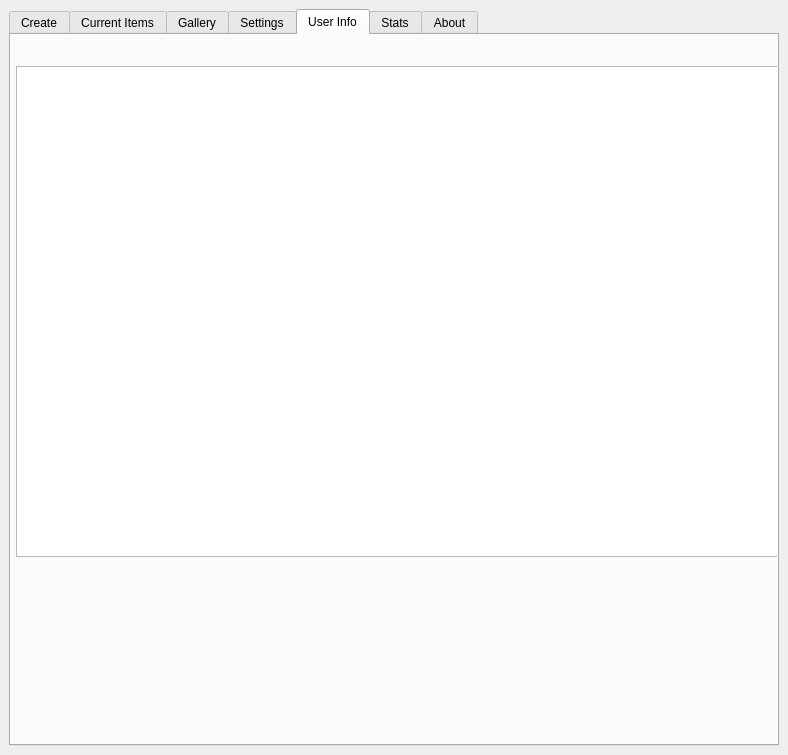
This is QTProj/QtHorde/form.ui in Unit1208/HordeQT as Qt 5 draws it before an edit. The edited form follows.
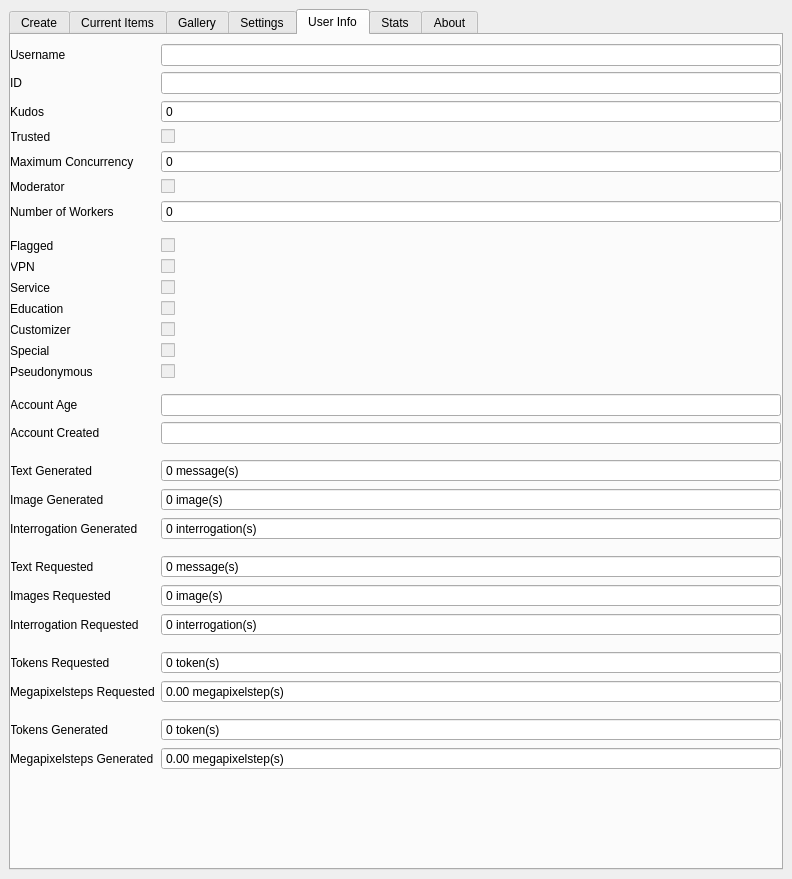
This is the edited form. The open tabs and pages were chosen to show the change. Icons and pictures are not drawn.

Commit message: Added User info

What changed in the file:
```diff
--- a/QTProj/QtHorde/form.ui
+++ b/QTProj/QtHorde/form.ui
@@ -6,8 +6,8 @@
    <rect>
     <x>0</x>
     <y>0</y>
-    <width>788</width>
-    <height>755</height>
+    <width>792</width>
+    <height>879</height>
    </rect>
   </property>
   <property name="windowTitle">
@@ -681,15 +681,624 @@
        <attribute name="title">
         <string>User Info</string>
        </attribute>
-       <widget class="QTreeView" name="treeView">
+       <widget class="QWidget" name="formLayoutWidget_2">
         <property name="geometry">
          <rect>
-          <x>5</x>
-          <y>31</y>
+          <x>-1</x>
+          <y>9</y>
           <width>771</width>
-          <height>491</height>
+          <height>801</height>
          </rect>
         </property>
+        <layout class="QFormLayout" name="formLayout_2">
+         <item row="0" column="0">
+          <widget class="QLabel" name="usernameLabel">
+           <property name="text">
+            <string>Username</string>
+           </property>
+          </widget>
+         </item>
+         <item row="0" column="1">
+          <widget class="QLineEdit" name="usernameLineEdit">
+           <property name="enabled">
+            <bool>true</bool>
+           </property>
+           <property name="readOnly">
+            <bool>true</bool>
+           </property>
+          </widget>
+         </item>
+         <item row="1" column="0">
+          <widget class="QLabel" name="idLabel">
+           <property name="text">
+            <string>ID</string>
+           </property>
+          </widget>
+         </item>
+         <item row="1" column="1">
+          <widget class="QLineEdit" name="idLineEdit">
+           <property name="enabled">
+            <bool>true</bool>
+           </property>
+           <property name="readOnly">
+            <bool>true</bool>
+           </property>
+          </widget>
+         </item>
+         <item row="2" column="0">
+          <widget class="QLabel" name="kudosLabel">
+           <property name="text">
+            <string>Kudos</string>
+           </property>
+          </widget>
+         </item>
+         <item row="2" column="1">
+          <widget class="QSpinBox" name="kudosSpinBox">
+           <property name="enabled">
+            <bool>true</bool>
+           </property>
+           <property name="readOnly">
+            <bool>true</bool>
+           </property>
+           <property name="buttonSymbols">
+            <enum>QAbstractSpinBox::ButtonSymbols::NoButtons</enum>
+           </property>
+          </widget>
+         </item>
+         <item row="3" column="0">
+          <widget class="QLabel" name="trustedLabel">
+           <property name="text">
+            <string>Trusted</string>
+           </property>
+          </widget>
+         </item>
+         <item row="3" column="1">
+          <widget class="QCheckBox" name="trustedCheckBox">
+           <property name="enabled">
+            <bool>false</bool>
+           </property>
+           <property name="focusPolicy">
+            <enum>Qt::FocusPolicy::NoFocus</enum>
+           </property>
+           <property name="checkable">
+            <bool>true</bool>
+           </property>
+          </widget>
+         </item>
+         <item row="4" column="0">
+          <widget class="QLabel" name="maximumConcurrencyLabel">
+           <property name="text">
+            <string>Maximum Concurrency</string>
+           </property>
+          </widget>
+         </item>
+         <item row="4" column="1">
+          <widget class="QSpinBox" name="maxConcurrencySpinBox">
+           <property name="enabled">
+            <bool>true</bool>
+           </property>
+           <property name="readOnly">
+            <bool>true</bool>
+           </property>
+           <property name="buttonSymbols">
+            <enum>QAbstractSpinBox::ButtonSymbols::NoButtons</enum>
+           </property>
+          </widget>
+         </item>
+         <item row="5" column="0">
+          <widget class="QLabel" name="moderatorLabel">
+           <property name="text">
+            <string>Moderator</string>
+           </property>
+          </widget>
+         </item>
+         <item row="5" column="1">
+          <widget class="QCheckBox" name="moderatorCheckBox">
+           <property name="enabled">
+            <bool>false</bool>
+           </property>
+           <property name="focusPolicy">
+            <enum>Qt::FocusPolicy::NoFocus</enum>
+           </property>
+           <property name="checkable">
+            <bool>true</bool>
+           </property>
+          </widget>
+         </item>
+         <item row="6" column="0">
+          <widget class="QLabel" name="numberOfWorkersLabel">
+           <property name="text">
+            <string>Number of Workers</string>
+           </property>
+          </widget>
+         </item>
+         <item row="6" column="1">
+          <widget class="QSpinBox" name="numberOfWorkersSpinBox">
+           <property name="enabled">
+            <bool>true</bool>
+           </property>
+           <property name="readOnly">
+            <bool>true</bool>
+           </property>
+           <property name="buttonSymbols">
+            <enum>QAbstractSpinBox::ButtonSymbols::NoButtons</enum>
+           </property>
+          </widget>
+         </item>
+         <item row="7" column="0">
+          <widget class="Line" name="line_4">
+           <property name="orientation">
+            <enum>Qt::Orientation::Horizontal</enum>
+           </property>
+          </widget>
+         </item>
+         <item row="8" column="0">
+          <widget class="QLabel" name="flaggedLabel">
+           <property name="text">
+            <string>Flagged</string>
+           </property>
+          </widget>
+         </item>
+         <item row="8" column="1">
+          <widget class="QCheckBox" name="flaggedCheckBox">
+           <property name="enabled">
+            <bool>false</bool>
+           </property>
+           <property name="focusPolicy">
+            <enum>Qt::FocusPolicy::NoFocus</enum>
+           </property>
+           <property name="checkable">
+            <bool>true</bool>
+           </property>
+           <property name="checked">
+            <bool>false</bool>
+           </property>
+          </widget>
+         </item>
+         <item row="9" column="0">
+          <widget class="QLabel" name="VPNLabel">
+           <property name="text">
+            <string>VPN</string>
+           </property>
+          </widget>
+         </item>
+         <item row="9" column="1">
+          <widget class="QCheckBox" name="VPNCheckBox">
+           <property name="enabled">
+            <bool>false</bool>
+           </property>
+           <property name="focusPolicy">
+            <enum>Qt::FocusPolicy::NoFocus</enum>
+           </property>
+           <property name="checkable">
+            <bool>true</bool>
+           </property>
+           <property name="checked">
+            <bool>false</bool>
+           </property>
+          </widget>
+         </item>
+         <item row="10" column="0">
+          <widget class="QLabel" name="serviceLabel">
+           <property name="text">
+            <string>Service</string>
+           </property>
+          </widget>
+         </item>
+         <item row="10" column="1">
+          <widget class="QCheckBox" name="serviceCheckBox">
+           <property name="enabled">
+            <bool>false</bool>
+           </property>
+           <property name="focusPolicy">
+            <enum>Qt::FocusPolicy::NoFocus</enum>
+           </property>
+           <property name="checkable">
+            <bool>true</bool>
+           </property>
+           <property name="checked">
+            <bool>false</bool>
+           </property>
+          </widget>
+         </item>
+         <item row="11" column="0">
+          <widget class="QLabel" name="educationLabel">
+           <property name="text">
+            <string>Education</string>
+           </property>
+          </widget>
+         </item>
+         <item row="11" column="1">
+          <widget class="QCheckBox" name="educationCheckBox">
+           <property name="enabled">
+            <bool>false</bool>
+           </property>
+           <property name="focusPolicy">
+            <enum>Qt::FocusPolicy::NoFocus</enum>
+           </property>
+           <property name="checkable">
+            <bool>true</bool>
+           </property>
+           <property name="checked">
+            <bool>false</bool>
+           </property>
+          </widget>
+         </item>
+         <item row="12" column="0">
+          <widget class="QLabel" name="customizerLabel">
+           <property name="text">
+            <string>Customizer</string>
+           </property>
+          </widget>
+         </item>
+         <item row="12" column="1">
+          <widget class="QCheckBox" name="customizerCheckBox">
+           <property name="enabled">
+            <bool>false</bool>
+           </property>
+           <property name="focusPolicy">
+            <enum>Qt::FocusPolicy::NoFocus</enum>
+           </property>
+           <property name="checkable">
+            <bool>true</bool>
+           </property>
+           <property name="checked">
+            <bool>false</bool>
+           </property>
+          </widget>
+         </item>
+         <item row="13" column="0">
+          <widget class="QLabel" name="specialLabel">
+           <property name="text">
+            <string>Special</string>
+           </property>
+          </widget>
+         </item>
+         <item row="13" column="1">
+          <widget class="QCheckBox" name="specialCheckBox">
+           <property name="enabled">
+            <bool>false</bool>
+           </property>
+           <property name="focusPolicy">
+            <enum>Qt::FocusPolicy::NoFocus</enum>
+           </property>
+           <property name="checkable">
+            <bool>true</bool>
+           </property>
+           <property name="checked">
+            <bool>false</bool>
+           </property>
+          </widget>
+         </item>
+         <item row="14" column="0">
+          <widget class="QLabel" name="pseudonymousLabel">
+           <property name="text">
+            <string>Pseudonymous</string>
+           </property>
+          </widget>
+         </item>
+         <item row="14" column="1">
+          <widget class="QCheckBox" name="pseudonymousCheckBox">
+           <property name="enabled">
+            <bool>false</bool>
+           </property>
+           <property name="focusPolicy">
+            <enum>Qt::FocusPolicy::NoFocus</enum>
+           </property>
+           <property name="checkable">
+            <bool>true</bool>
+           </property>
+           <property name="checked">
+            <bool>false</bool>
+           </property>
+          </widget>
+         </item>
+         <item row="15" column="0">
+          <widget class="Line" name="line_3">
+           <property name="orientation">
+            <enum>Qt::Orientation::Horizontal</enum>
+           </property>
+          </widget>
+         </item>
+         <item row="16" column="0">
+          <widget class="QLabel" name="accountAgeLabel">
+           <property name="text">
+            <string>Account Age</string>
+           </property>
+          </widget>
+         </item>
+         <item row="16" column="1">
+          <widget class="QLineEdit" name="accountAgeLineEdit">
+           <property name="enabled">
+            <bool>true</bool>
+           </property>
+           <property name="readOnly">
+            <bool>true</bool>
+           </property>
+          </widget>
+         </item>
+         <item row="17" column="0">
+          <widget class="QLabel" name="accountCreatedLabel">
+           <property name="text">
+            <string>Account Created</string>
+           </property>
+          </widget>
+         </item>
+         <item row="17" column="1">
+          <widget class="QLineEdit" name="accountCreatedLineEdit">
+           <property name="enabled">
+            <bool>true</bool>
+           </property>
+           <property name="readOnly">
+            <bool>true</bool>
+           </property>
+          </widget>
+         </item>
+         <item row="18" column="0">
+          <widget class="Line" name="line_2">
+           <property name="orientation">
+            <enum>Qt::Orientation::Horizontal</enum>
+           </property>
+          </widget>
+         </item>
+         <item row="19" column="0">
+          <widget class="QLabel" name="textGeneratedLabel">
+           <property name="text">
+            <string>Text Generated</string>
+           </property>
+          </widget>
+         </item>
+         <item row="19" column="1">
+          <widget class="QSpinBox" name="textGeneratedSpinBox">
+           <property name="enabled">
+            <bool>true</bool>
+           </property>
+           <property name="readOnly">
+            <bool>true</bool>
+           </property>
+           <property name="buttonSymbols">
+            <enum>QAbstractSpinBox::ButtonSymbols::NoButtons</enum>
+           </property>
+           <property name="suffix">
+            <string> message(s)</string>
+           </property>
+          </widget>
+         </item>
+         <item row="20" column="0">
+          <widget class="QLabel" name="imageGeneratedLabel">
+           <property name="text">
+            <string>Image Generated</string>
+           </property>
+          </widget>
+         </item>
+         <item row="20" column="1">
+          <widget class="QSpinBox" name="imageGeneratedSpinBox">
+           <property name="enabled">
+            <bool>true</bool>
+           </property>
+           <property name="readOnly">
+            <bool>true</bool>
+           </property>
+           <property name="buttonSymbols">
+            <enum>QAbstractSpinBox::ButtonSymbols::NoButtons</enum>
+           </property>
+           <property name="suffix">
+            <string> image(s)</string>
+           </property>
+          </widget>
+         </item>
+         <item row="21" column="0">
+          <widget class="QLabel" name="interrogationGeneratedLabel_2">
+           <property name="text">
+            <string>Interrogation Generated</string>
+           </property>
+          </widget>
+         </item>
+         <item row="21" column="1">
+          <widget class="QSpinBox" name="interrogationGeneratedSpinBox">
+           <property name="enabled">
+            <bool>true</bool>
+           </property>
+           <property name="readOnly">
+            <bool>true</bool>
+           </property>
+           <property name="buttonSymbols">
+            <enum>QAbstractSpinBox::ButtonSymbols::NoButtons</enum>
+           </property>
+           <property name="suffix">
+            <string> interrogation(s)</string>
+           </property>
+          </widget>
+         </item>
+         <item row="22" column="0">
+          <widget class="Line" name="line">
+           <property name="orientation">
+            <enum>Qt::Orientation::Horizontal</enum>
+           </property>
+          </widget>
+         </item>
+         <item row="23" column="0">
+          <widget class="QLabel" name="textRequestedLabel">
+           <property name="text">
+            <string>Text Requested</string>
+           </property>
+          </widget>
+         </item>
+         <item row="23" column="1">
+          <widget class="QSpinBox" name="textRequestedSpinBox">
+           <property name="enabled">
+            <bool>true</bool>
+           </property>
+           <property name="readOnly">
+            <bool>true</bool>
+           </property>
+           <property name="buttonSymbols">
+            <enum>QAbstractSpinBox::ButtonSymbols::NoButtons</enum>
+           </property>
+           <property name="suffix">
+            <string> message(s)</string>
+           </property>
+          </widget>
+         </item>
+         <item row="24" column="0">
+          <widget class="QLabel" name="imagesRequestedLabel">
+           <property name="text">
+            <string>Images Requested</string>
+           </property>
+          </widget>
+         </item>
+         <item row="24" column="1">
+          <widget class="QSpinBox" name="imagesRequestedSpinBox">
+           <property name="enabled">
+            <bool>true</bool>
+           </property>
+           <property name="readOnly">
+            <bool>true</bool>
+           </property>
+           <property name="buttonSymbols">
+            <enum>QAbstractSpinBox::ButtonSymbols::NoButtons</enum>
+           </property>
+           <property name="suffix">
+            <string> image(s)</string>
+           </property>
+          </widget>
+         </item>
+         <item row="25" column="0">
+          <widget class="QLabel" name="interrogationRequestedLabel">
+           <property name="text">
+            <string>Interrogation Requested</string>
+           </property>
+          </widget>
+         </item>
+         <item row="25" column="1">
+          <widget class="QSpinBox" name="interrogationRequestedSpinBox">
+           <property name="enabled">
+            <bool>true</bool>
+           </property>
+           <property name="readOnly">
+            <bool>true</bool>
+           </property>
+           <property name="buttonSymbols">
+            <enum>QAbstractSpinBox::ButtonSymbols::NoButtons</enum>
+           </property>
+           <property name="suffix">
+            <string> interrogation(s)</string>
+           </property>
+          </widget>
+         </item>
+         <item row="27" column="0">
+          <widget class="QLabel" name="tokensRequestedLabel">
+           <property name="text">
+            <string>Tokens Requested</string>
+           </property>
+          </widget>
+         </item>
+         <item row="27" column="1">
+          <widget class="QSpinBox" name="tokensRequestedSpinBox">
+           <property name="enabled">
+            <bool>true</bool>
+           </property>
+           <property name="readOnly">
+            <bool>true</bool>
+           </property>
+           <property name="buttonSymbols">
+            <enum>QAbstractSpinBox::ButtonSymbols::NoButtons</enum>
+           </property>
+           <property name="suffix">
+            <string> token(s)</string>
+           </property>
+          </widget>
+         </item>
+         <item row="28" column="0">
+          <widget class="QLabel" name="megapixelstepsRequestedLabel">
+           <property name="text">
+            <string>Megapixelsteps Requested</string>
+           </property>
+          </widget>
+         </item>
+         <item row="28" column="1">
+          <widget class="QDoubleSpinBox" name="megapixelstepsRequestedDoubleSpinBox">
+           <property name="enabled">
+            <bool>true</bool>
+           </property>
+           <property name="readOnly">
+            <bool>true</bool>
+           </property>
+           <property name="buttonSymbols">
+            <enum>QAbstractSpinBox::ButtonSymbols::NoButtons</enum>
+           </property>
+           <property name="prefix">
+            <string/>
+           </property>
+           <property name="suffix">
+            <string> megapixelstep(s)</string>
+           </property>
+          </widget>
+         </item>
+         <item row="30" column="0">
+          <widget class="QLabel" name="tokensGeneratedLabel">
+           <property name="text">
+            <string>Tokens Generated</string>
+           </property>
+          </widget>
+         </item>
+         <item row="30" column="1">
+          <widget class="QSpinBox" name="tokensGeneratedSpinBox">
+           <property name="enabled">
+            <bool>true</bool>
+           </property>
+           <property name="readOnly">
+            <bool>true</bool>
+           </property>
+           <property name="buttonSymbols">
+            <enum>QAbstractSpinBox::ButtonSymbols::NoButtons</enum>
+           </property>
+           <property name="suffix">
+            <string> token(s)</string>
+           </property>
+          </widget>
+         </item>
+         <item row="31" column="0">
+          <widget class="QLabel" name="megapixelstepsGeneratedLabel">
+           <property name="text">
+            <string>Megapixelsteps Generated</string>
+           </property>
+          </widget>
+         </item>
+         <item row="31" column="1">
+          <widget class="QDoubleSpinBox" name="megapixelstepsGeneratedDoubleSpinBox">
+           <property name="enabled">
+            <bool>true</bool>
+           </property>
+           <property name="readOnly">
+            <bool>true</bool>
+           </property>
+           <property name="buttonSymbols">
+            <enum>QAbstractSpinBox::ButtonSymbols::NoButtons</enum>
+           </property>
+           <property name="prefix">
+            <string/>
+           </property>
+           <property name="suffix">
+            <string> megapixelstep(s)</string>
+           </property>
+          </widget>
+         </item>
+         <item row="29" column="0">
+          <widget class="Line" name="line_5">
+           <property name="orientation">
+            <enum>Qt::Orientation::Horizontal</enum>
+           </property>
+          </widget>
+         </item>
+         <item row="26" column="0">
+          <widget class="Line" name="line_6">
+           <property name="orientation">
+            <enum>Qt::Orientation::Horizontal</enum>
+           </property>
+          </widget>
+         </item>
+        </layout>
        </widget>
       </widget>
       <widget class="QWidget" name="Stats_Tab">
```
Left out of the diff: 14 changed lines with no effect on the pictures. The commit also changes 2 other files.
